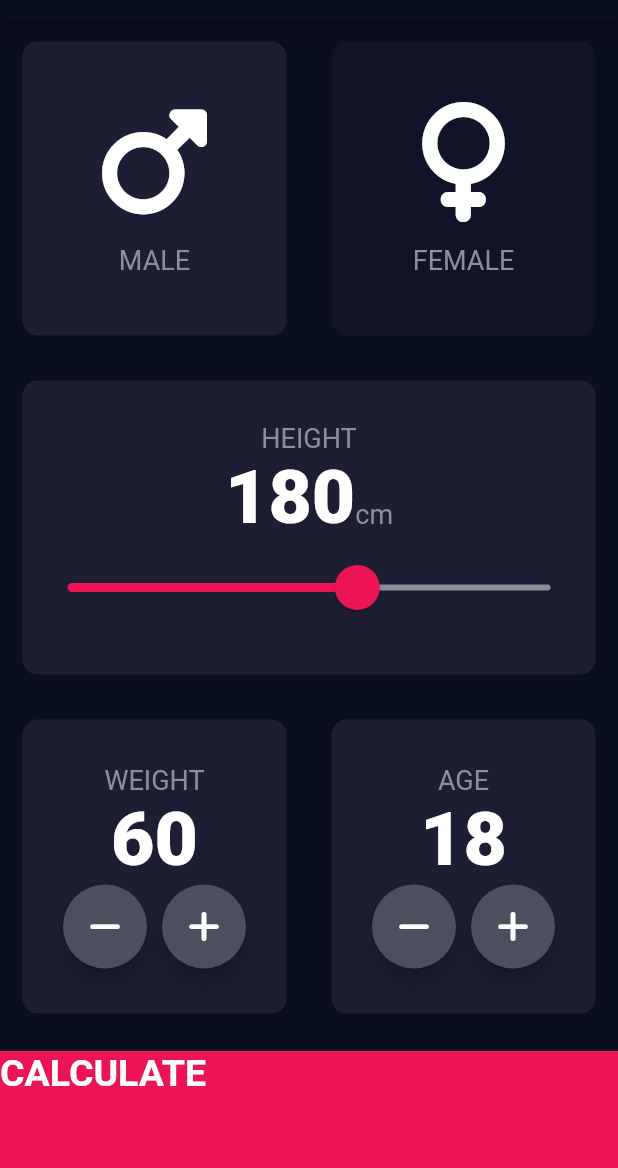
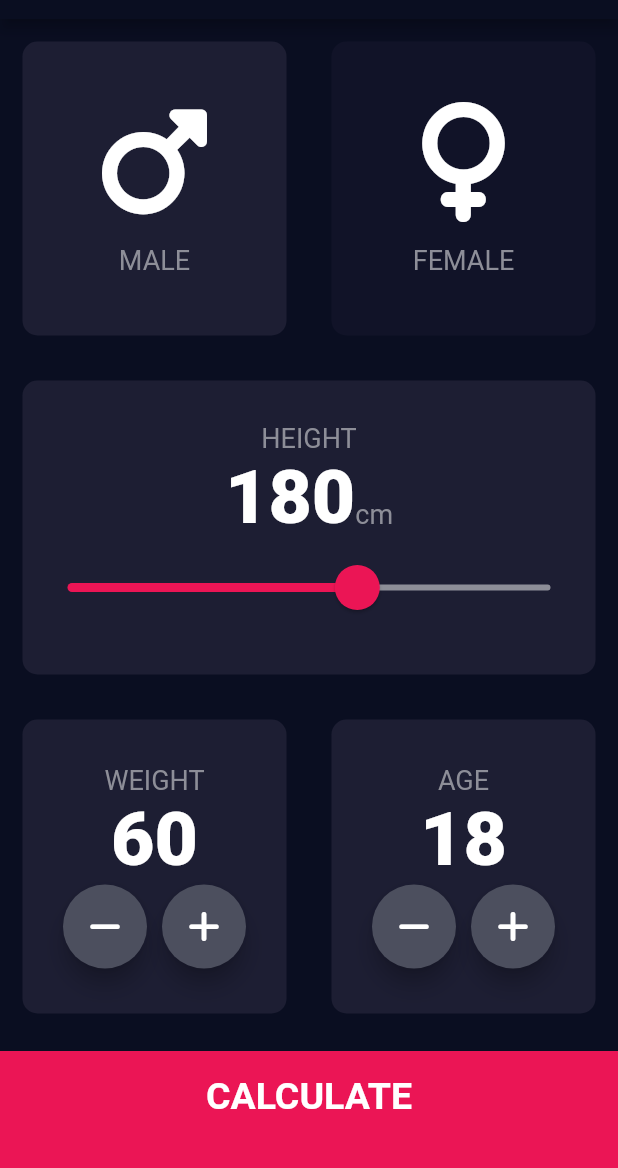
Before and after one commit to cagriaktpe/bmi-calculator, a Flutter app: the screen it shows after launch, on a phone screen of 412 x 824 dp, the part 65-1233 px from its top. Run offline on Flutter 3.47's test engine with Material 2 defaults, Android fonts, the phone set to English and light mode, and no system bars; our stand-ins replace font_awesome_flutter.

Commit message:
Design result page
-Add buttom_button.dart
-Add component directory and move components to this directory
-Add screens directory and move screens to this directory
-Update constants.dart
-Update main.dart

```diff
--- /dev/null
+++ b/lib/components/buttom_button.dart
@@ -0,0 +1,30 @@
+import 'package:flutter/material.dart';
+import '../constants.dart';
+
+class BottomButton extends StatelessWidget {
+  const BottomButton(
+      {super.key, required this.onTap, required this.buttonTitle});
+
+  final Function() onTap;
+  final String buttonTitle;
+
+  @override
+  Widget build(BuildContext context) {
+    return GestureDetector(
+      onTap: onTap,
+      child: Container(
+        child: Center(
+          child: Text(
+            buttonTitle,
+            style: kLargeButtonTextStyle,
+          ),
+        ),
+        color: kBottomContainerColour,
+        margin: const EdgeInsets.only(top: 10.0),
+        padding: const EdgeInsets.only(bottom: 20.0),
+        width: double.infinity,
+        height: kBottomContainerHeight,
+      ),
+    );
+  }
+}
--- a/lib/icon_content.dart
+++ b/lib/components/icon_content.dart
@@ -1,5 +1,5 @@
 import 'package:flutter/material.dart';
-import 'constants.dart';
+import '../constants.dart';
 
 class IconContent extends StatelessWidget {
   const IconContent({super.key, required this.icon, required this.label});
--- /dev/null
+++ b/lib/components/round_icon_button.dart
@@ -0,0 +1,23 @@
+import 'package:flutter/material.dart';
+
+class RoundIconButton extends StatelessWidget {
+  const RoundIconButton({super.key, required this.icon, this.onPressed});
+
+  final IconData icon;
+  final Function()? onPressed;
+
+  @override
+  Widget build(BuildContext context) {
+    return RawMaterialButton(
+      onPressed: onPressed,
+      elevation: 6.0,
+      constraints: const BoxConstraints.tightFor(
+        width: 56.0,
+        height: 56.0,
+      ),
+      shape: const CircleBorder(),
+      fillColor: const Color(0xFF4C4F5E),
+      child: Icon(icon),
+    );
+  }
+}
--- a/lib/main.dart
+++ b/lib/main.dart
@@ -1,6 +1,6 @@
 import 'package:flutter/material.dart';
-import 'input_page.dart';
-import 'results_page.dart';
+import 'screens/input_page.dart';
+import 'screens/results_page.dart';
 
 void main() {
   runApp(const BMICalculator());
--- a/lib/input_page.dart
+++ b/lib/screens/input_page.dart
@@ -1,8 +1,10 @@
 import 'package:flutter/material.dart';
 import 'package:font_awesome_flutter/font_awesome_flutter.dart';
-import 'icon_content.dart';
-import 'reusable_card.dart';
-import 'constants.dart';
+import '../components/icon_content.dart';
+import '../components/reusable_card.dart';
+import '../constants.dart';
+import '../components/buttom_button.dart';
+import '../components/round_icon_button.dart';
 
 enum Gender {
   male,
@@ -222,45 +224,14 @@ class _InputPageState extends State<InputPage> {
             ],
           )),
           // Calculate button
-          GestureDetector(
+          BottomButton(
             onTap: () {
               Navigator.pushNamed(context, '/results');
             },
-            child: Container(
-              child: Text(
-                'CALCULATE',
-                style: kLargeButtonTextStyle,
-              ),
-              color: kBottomContainerColour,
-              margin: const EdgeInsets.only(top: 10.0),
-              width: double.infinity,
-              height: kBottomContainerHeight,
-            ),
-          )
+            buttonTitle: 'CALCULATE',
+          ),
         ],
       ),
     );
   }
 }
-
-class RoundIconButton extends StatelessWidget {
-  const RoundIconButton({super.key, required this.icon, this.onPressed});
-
-  final IconData icon;
-  final Function()? onPressed;
-
-  @override
-  Widget build(BuildContext context) {
-    return RawMaterialButton(
-      onPressed: onPressed,
-      elevation: 6.0,
-      constraints: const BoxConstraints.tightFor(
-        width: 56.0,
-        height: 56.0,
-      ),
-      shape: const CircleBorder(),
-      fillColor: const Color(0xFF4C4F5E),
-      child: Icon(icon),
-    );
-  }
-}
```
Also changed, not shown: lib/constants.dart (+16 -0 lines), lib/results_page.dart (deleted, +0 -15 lines), lib/screens/results_page.dart (added, +63 -0 lines), lib/components/reusable_card.dart (renamed from lib/reusable_card.dart).
